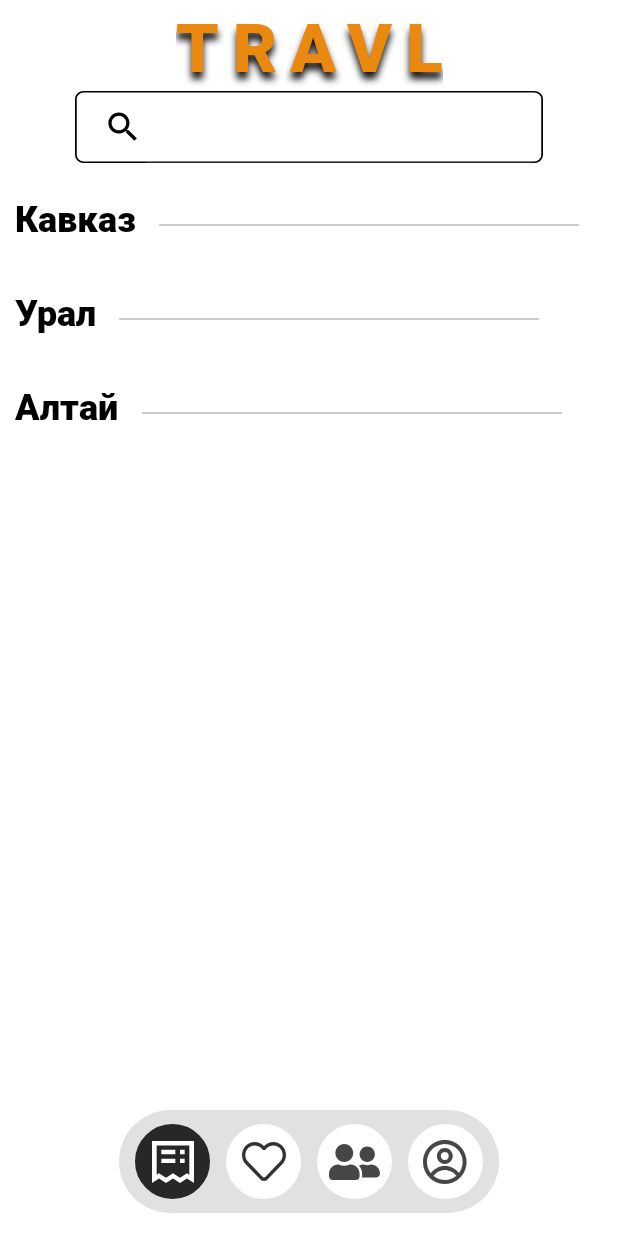
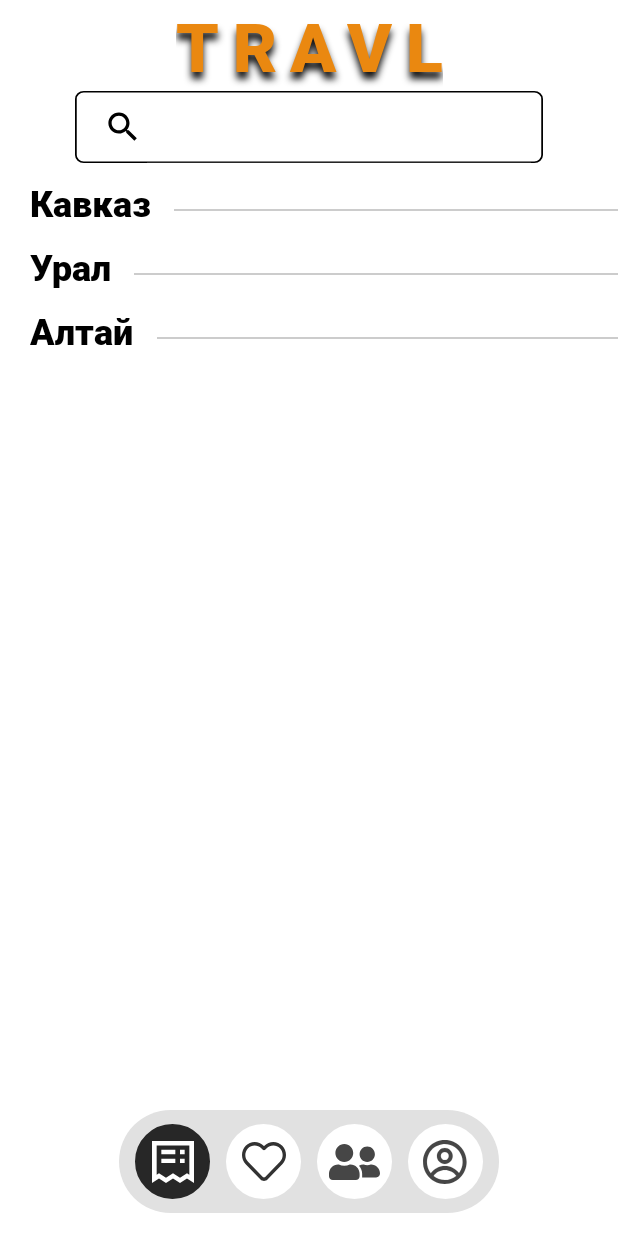
Before and after one commit to smoliskem/Travl, an Android app built with Jetpack Compose: the screen it shows after launch once a user with an empty profile is signed in (MainActivity), on a phone screen of 412 x 824 dp. Run offline under Robolectric (Android 15) with nearby library versions, the phone set to English and light mode, and no system bars; our stand-ins replace Firebase (no records; nobody signed in at launch, a user with empty details on screens opened directly).

Commit message:
Updated main_page_item_recycler.xml

```diff
--- a/app/src/main/res/layout/main_page_item_recycler.xml
+++ b/app/src/main/res/layout/main_page_item_recycler.xml
@@ -5,11 +5,13 @@
     android:layout_width="match_parent"
     android:layout_height="wrap_content"
     android:orientation="vertical"
-    android:padding="10dp">
+
+    >
 
     <LinearLayout
         android:layout_width="match_parent"
-        android:layout_height="wrap_content">
+        android:layout_height="wrap_content"
+        android:paddingLeft="20dp">
 
         <TextView
             android:id="@+id/region_name"
@@ -23,7 +25,7 @@
 
         <View
             android:id="@+id/divider"
-            android:layout_width="280dp"
+            android:layout_width="400dp"
             android:layout_height="1dp"
             android:layout_gravity="center_vertical"
             android:layout_marginHorizontal="15dp"
@@ -38,5 +40,7 @@
         android:id="@+id/main_page_item_recycler"
         android:layout_width="match_parent"
         android:layout_height="wrap_content"
+        android:paddingLeft="20dp"
+        android:clipToPadding="false"
         android:nestedScrollingEnabled="false" />
 </LinearLayout>
```
